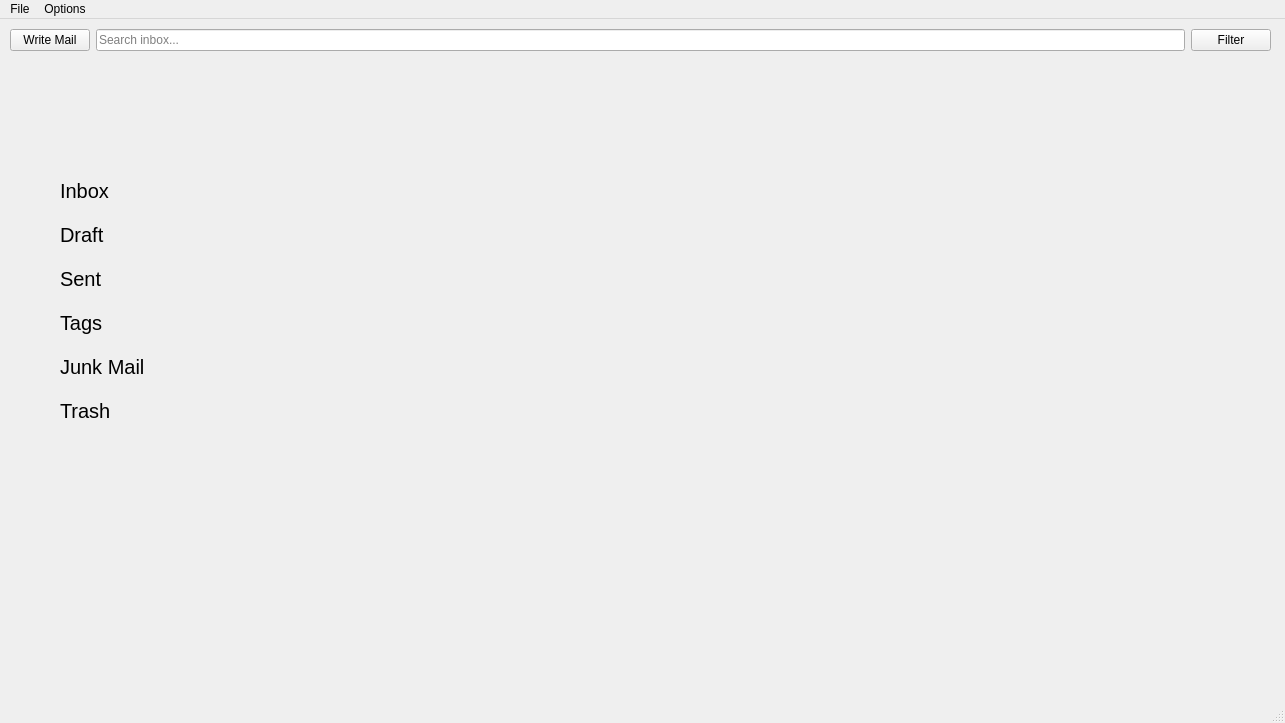
The window that mainwindow.ui (DanielThaiDTH/mail-client-Qt) describes before a commit, drawn with Qt 5.
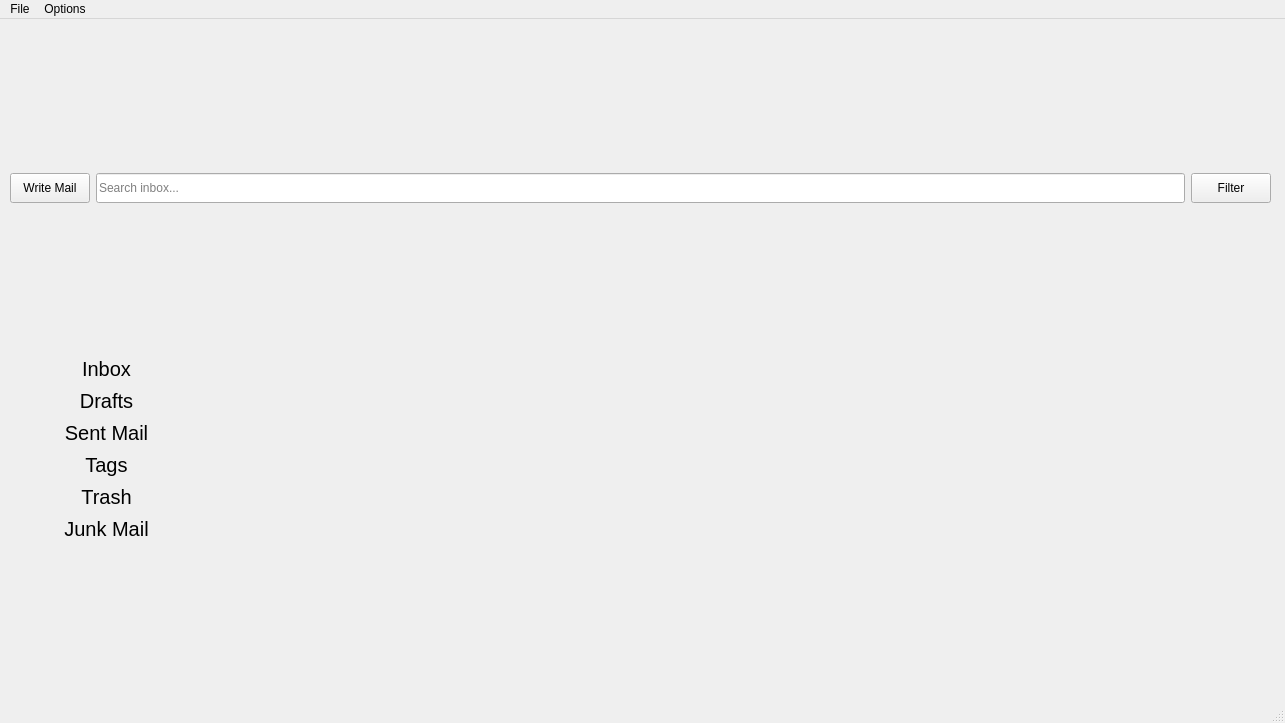
The same window after the commit.

What changed in the file:
```diff
--- a/mainwindow.ui
+++ b/mainwindow.ui
@@ -103,9 +103,12 @@
      <item>
       <layout class="QHBoxLayout" name="hLayoutBottom" stretch="0,1">
        <item>
-        <layout class="QVBoxLayout" name="vLayoutSide">
+        <layout class="QVBoxLayout" name="vLayoutSide" stretch="0,0,0,0,0,0">
          <property name="spacing">
-          <number>20</number>
+          <number>0</number>
+         </property>
+         <property name="sizeConstraint">
+          <enum>QLayout::SetDefaultConstraint</enum>
          </property>
          <property name="leftMargin">
           <number>50</number>
@@ -114,11 +117,11 @@
           <number>50</number>
          </property>
          <item>
-          <widget class="QLabel" name="inbox_label">
+          <widget class="QPushButton" name="inbox_button">
            <property name="sizePolicy">
-            <sizepolicy hsizetype="Preferred" vsizetype="MinimumExpanding">
+            <sizepolicy hsizetype="Minimum" vsizetype="Fixed">
              <horstretch>0</horstretch>
-             <verstretch>1</verstretch>
+             <verstretch>0</verstretch>
             </sizepolicy>
            </property>
            <property name="font">
@@ -129,55 +132,43 @@
            <property name="text">
             <string>Inbox</string>
            </property>
-           <property name="alignment">
-            <set>Qt::AlignBottom|Qt::AlignLeading|Qt::AlignLeft</set>
+           <property name="flat">
+            <bool>true</bool>
            </property>
           </widget>
          </item>
          <item>
-          <widget class="QLabel" name="draft_label">
-           <property name="sizePolicy">
-            <sizepolicy hsizetype="Preferred" vsizetype="Fixed">
-             <horstretch>0</horstretch>
-             <verstretch>0</verstretch>
-            </sizepolicy>
-           </property>
+          <widget class="QPushButton" name="draft_button">
            <property name="font">
             <font>
              <pointsize>15</pointsize>
             </font>
            </property>
            <property name="text">
-            <string>Draft</string>
+            <string>Drafts</string>
            </property>
+           <property name="flat">
+            <bool>true</bool>
+           </property>
           </widget>
          </item>
          <item>
-          <widget class="QLabel" name="sent_label">
-           <property name="sizePolicy">
-            <sizepolicy hsizetype="Preferred" vsizetype="Fixed">
-             <horstretch>0</horstretch>
-             <verstretch>0</verstretch>
-            </sizepolicy>
-           </property>
+          <widget class="QPushButton" name="sent_button">
            <property name="font">
             <font>
              <pointsize>15</pointsize>
             </font>
            </property>
            <property name="text">
-            <string>Sent</string>
+            <string>Sent Mail</string>
            </property>
+           <property name="flat">
+            <bool>true</bool>
+           </property>
           </widget>
          </item>
          <item>
-          <widget class="QLabel" name="tags_label">
-           <property name="sizePolicy">
-            <sizepolicy hsizetype="Preferred" vsizetype="Fixed">
-             <horstretch>0</horstretch>
-             <verstretch>0</verstretch>
-            </sizepolicy>
-           </property>
+          <widget class="QPushButton" name="tags_button">
            <property name="font">
             <font>
              <pointsize>15</pointsize>
@@ -186,32 +177,17 @@
            <property name="text">
             <string>Tags</string>
            </property>
+           <property name="flat">
+            <bool>true</bool>
+           </property>
           </widget>
          </item>
          <item>
-          <widget class="QLabel" name="junk_label">
+          <widget class="QPushButton" name="trash_button">
            <property name="sizePolicy">
-            <sizepolicy hsizetype="Preferred" vsizetype="Fixed">
+            <sizepolicy hsizetype="Minimum" vsizetype="Fixed">
              <horstretch>0</horstretch>
              <verstretch>0</verstretch>
-            </sizepolicy>
-           </property>
-           <property name="font">
-            <font>
-             <pointsize>15</pointsize>
-            </font>
-           </property>
-           <property name="text">
-            <string>Junk Mail</string>
-           </property>
-          </widget>
-         </item>
-         <item>
-          <widget class="QLabel" name="trash_label">
-           <property name="sizePolicy">
-            <sizepolicy hsizetype="Preferred" vsizetype="MinimumExpanding">
-             <horstretch>0</horstretch>
-             <verstretch>2</verstretch>
             </sizepolicy>
            </property>
            <property name="font">
@@ -222,8 +198,23 @@
            <property name="text">
             <string>Trash</string>
            </property>
-           <property name="alignment">
-            <set>Qt::AlignLeading|Qt::AlignLeft|Qt::AlignTop</set>
+           <property name="flat">
+            <bool>true</bool>
+           </property>
+          </widget>
+         </item>
+         <item>
+          <widget class="QPushButton" name="junk_button">
+           <property name="font">
+            <font>
+             <pointsize>15</pointsize>
+            </font>
+           </property>
+           <property name="text">
+            <string>Junk Mail</string>
+           </property>
+           <property name="flat">
+            <bool>true</bool>
            </property>
           </widget>
          </item>
```
